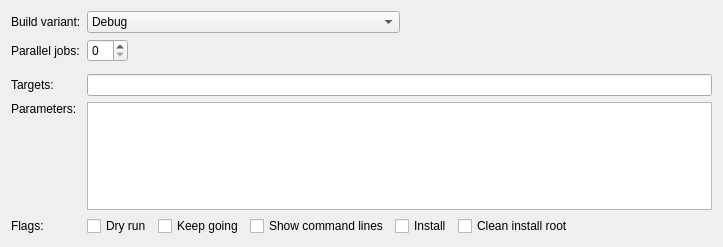
Halle-Group/LeanCreator, file busyprojectmanager/busybuildstepconfigwidget.ui: the form before one commit.
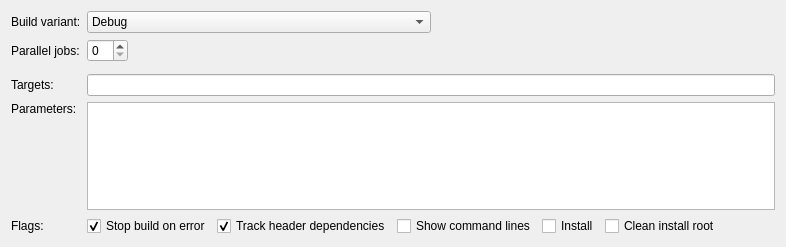
The form after the commit. Custom widgets are drawn as their Qt base class.

Commit message: fixes; check header dependencies; configurable flags; log start of product build; feed gen files to indexer

The edit to the form file:
```diff
--- a/busyprojectmanager/busybuildstepconfigwidget.ui
+++ b/busyprojectmanager/busybuildstepconfigwidget.ui
@@ -6,7 +6,7 @@
    <rect>
     <x>0</x>
     <y>0</y>
-    <width>723</width>
+    <width>786</width>
     <height>247</height>
    </rect>
   </property>
@@ -121,7 +121,10 @@
         <string>No commands will be executed and no permanent changes to the build graph will be done.</string>
        </property>
        <property name="text">
-        <string>Dry run</string>
+        <string>Stop build on error</string>
+       </property>
+       <property name="checked">
+        <bool>true</bool>
        </property>
       </widget>
      </item>
@@ -131,7 +134,10 @@
         <string>Keep going when errors occur (if at all possible).</string>
        </property>
        <property name="text">
-        <string>Keep going</string>
+        <string>Track header dependencies</string>
+       </property>
+       <property name="checked">
+        <bool>true</bool>
        </property>
       </widget>
      </item>
```
Left out of the diff: 8 changed lines with no effect on the pictures. The commit also changes 20 other files.
